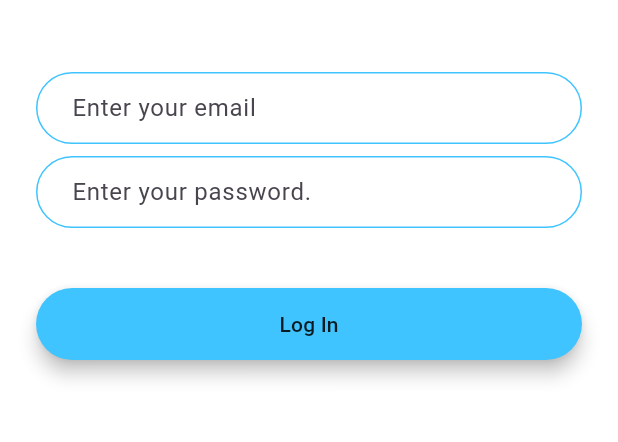
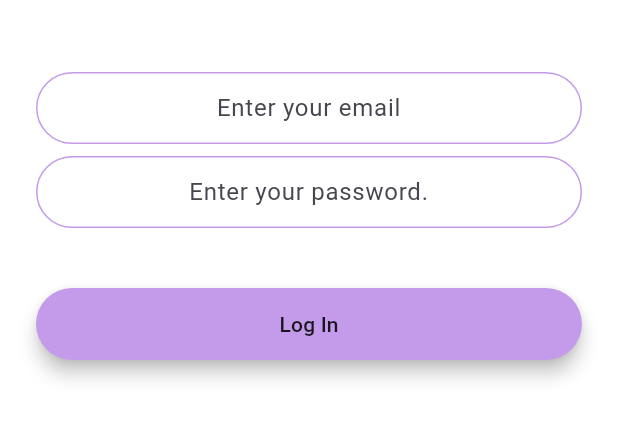
Before and after one commit to zykuriku/COB, a Flutter app: the screen it shows after launch, after a tap on "Log In", on a phone screen of 412 x 824 dp, the part 576-1018 px from its top. Run offline on Flutter 3.47's test engine with Material 3 defaults, Android fonts, the phone set to English and light mode, and no system bars; our stand-ins replace firebase_auth, firebase_core, font_awesome_flutter; missing offline and left inert: animated_weight_picker; accounts and stored records are empty; network calls fail.

Commit message:
commit 2

```diff
--- a/lib/choice_page.dart
+++ b/lib/choice_page.dart
@@ -19,6 +19,7 @@ class _ChoiceState extends State<Choice> {
           crossAxisAlignment: CrossAxisAlignment.stretch,
           children: <Widget>[
             Row(
+              mainAxisAlignment: MainAxisAlignment.center,
               children: <Widget>[
                 Container(
                   child: Image.asset('images/logo.png'),
--- a/lib/gender.dart
+++ b/lib/gender.dart
@@ -21,9 +21,9 @@ class Gender extends StatelessWidget {
           child: Text(
             t,
             style: TextStyle(
-              fontSize: 15.0,
-              color: Colors.black,
-            ),
+                fontSize: 15.0,
+                color: Colors.black,
+                fontWeight: FontWeight.w800),
           ),
         ),
       ],
--- a/lib/login.dart
+++ b/lib/login.dart
@@ -31,6 +31,7 @@ class _LoginScreenState extends State<LoginScreen> {
               onChanged: (value) {
                 email = value;
               },
+              textAlign: TextAlign.center,
               decoration: InputDecoration(
                 hintText: 'Enter your email',
                 contentPadding:
@@ -39,13 +40,11 @@ class _LoginScreenState extends State<LoginScreen> {
                   borderRadius: BorderRadius.all(Radius.circular(32.0)),
                 ),
                 enabledBorder: OutlineInputBorder(
-                  borderSide:
-                      BorderSide(color: Colors.lightBlueAccent, width: 1.0),
+                  borderSide: BorderSide(color: Color(0xFFC39BEA), width: 1.0),
                   borderRadius: BorderRadius.all(Radius.circular(32.0)),
                 ),
                 focusedBorder: OutlineInputBorder(
-                  borderSide:
-                      BorderSide(color: Colors.lightBlueAccent, width: 2.0),
+                  borderSide: BorderSide(color: Color(0xFFC39BEA), width: 2.0),
                   borderRadius: BorderRadius.all(Radius.circular(32.0)),
                 ),
               ),
@@ -58,6 +57,7 @@ class _LoginScreenState extends State<LoginScreen> {
                 pass = value;
               },
               obscureText: true,
+              textAlign: TextAlign.center,
               decoration: InputDecoration(
                 hintText: 'Enter your password.',
                 contentPadding:
@@ -66,13 +66,11 @@ class _LoginScreenState extends State<LoginScreen> {
                   borderRadius: BorderRadius.all(Radius.circular(32.0)),
                 ),
                 enabledBorder: OutlineInputBorder(
-                  borderSide:
-                      BorderSide(color: Colors.lightBlueAccent, width: 1.0),
+                  borderSide: BorderSide(color: Color(0xFFC39BEA), width: 1.0),
                   borderRadius: BorderRadius.all(Radius.circular(32.0)),
                 ),
                 focusedBorder: OutlineInputBorder(
-                  borderSide:
-                      BorderSide(color: Colors.lightBlueAccent, width: 2.0),
+                  borderSide: BorderSide(color: Color(0xFFC39BEA), width: 2.0),
                   borderRadius: BorderRadius.all(Radius.circular(32.0)),
                 ),
               ),
@@ -83,7 +81,7 @@ class _LoginScreenState extends State<LoginScreen> {
             Padding(
               padding: EdgeInsets.symmetric(vertical: 16.0),
               child: Material(
-                color: Colors.lightBlueAccent,
+                color: Color(0xFFC39BEA),
                 borderRadius: BorderRadius.all(Radius.circular(30.0)),
                 elevation: 5.0,
                 child: MaterialButton(
--- a/lib/main.dart
+++ b/lib/main.dart
@@ -19,7 +19,7 @@ class BMICalculator extends StatelessWidget {
         appBarTheme: AppBarTheme(
           color: Color(0xFF994CD3),
         ),
-        scaffoldBackgroundColor: Color(0xFFD6C9EE),
+        scaffoldBackgroundColor: Colors.white,
       ),
       home: Choice(),
       debugShowCheckedModeBanner: false,
```
Also changed, not shown: lib/input_page.dart (+31 -18 lines), lib/register.dart (+9 -5 lines), lib/result.dart (+13 -5 lines), pubspec.yaml (+7 -6 lines), pubspec.lock, 21 other files.
